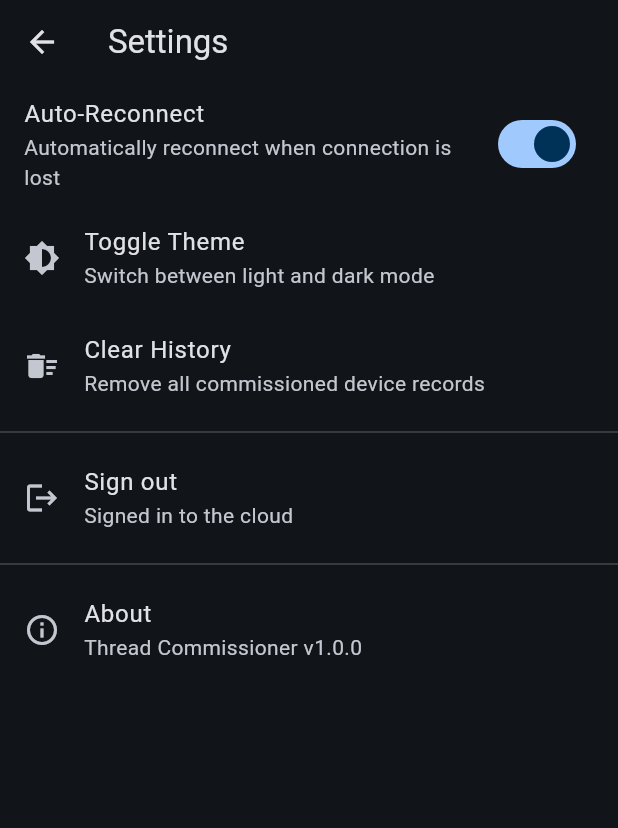
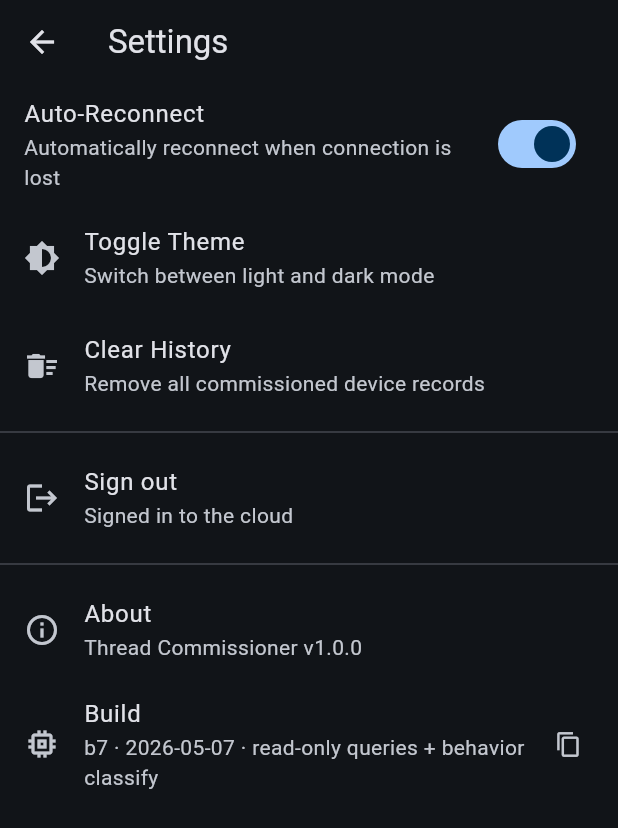
Before and after one commit to maaz-shahid99/param-hvac-mobile, a Flutter app: the SettingsPage screen opened directly with empty values, on a phone screen of 412 x 824 dp. Shown: the top 828 px of the screen. Run offline on Flutter 3.47's test engine with Material 3 defaults, Android fonts, the phone set to English and light mode, and no system bars; our stand-ins replace flutter_blue_plus, flutter_secure_storage, permission_handler, share_plus, shared_preferences; missing offline and left inert: mobile_scanner; accounts and stored records are empty.

Commit message:
feat(app): show build tag in Settings for debugging which build is installed
Add lib/app_version.dart (kAppVersion + kAppBuild) and a 'Build' tile in
Settings (tap to copy). Bump kAppBuild on every app change so you can confirm at
a glance whether the phone is running the latest code.

Co-Authored-By: Claude Opus 4.8 <noreply@anthropic.com>

```diff
--- /dev/null
+++ b/lib/app_version.dart
@@ -0,0 +1,7 @@
+/// App version + build tag shown in Settings.
+///
+/// BUMP [kAppBuild] on every app change so you can confirm at a glance which
+/// build is actually installed on the phone (e.g. when debugging "am I running
+/// the latest code?"). Keep it short and increment the trailing number.
+const String kAppVersion = '1.0.0';
+const String kAppBuild = 'b7 · 2026-05-07 · read-only queries + behavior classify';
--- a/lib/screens/settings_page.dart
+++ b/lib/screens/settings_page.dart
@@ -1,7 +1,9 @@
 import 'package:flutter/material.dart';
+import 'package:flutter/services.dart';
 import 'package:provider/provider.dart';
 import '../ble_service.dart';
 import '../services/auth_service.dart';
+import '../app_version.dart';
 
 class SettingsPage extends StatelessWidget {
   final VoidCallback onToggleTheme;
@@ -86,8 +88,22 @@ class SettingsPage extends StatelessWidget {
             const Divider(),
             const ListTile(
               title: Text('About'),
-              subtitle: Text('Thread Commissioner v1.0.0'),
+              subtitle: Text('Thread Commissioner v$kAppVersion'),
               leading: Icon(Icons.info_outline),
+            ),
+            // Build tag — tap to copy. Bump kAppBuild on every change so you can
+            // confirm the installed build matches the latest code.
+            ListTile(
+              leading: const Icon(Icons.memory),
+              title: const Text('Build'),
+              subtitle: const Text(kAppBuild),
+              trailing: const Icon(Icons.copy, size: 18),
+              onTap: () {
+                Clipboard.setData(const ClipboardData(text: kAppBuild));
+                ScaffoldMessenger.of(context).showSnackBar(
+                  const SnackBar(content: Text('Build copied')),
+                );
+              },
             ),
           ],
         );
```
